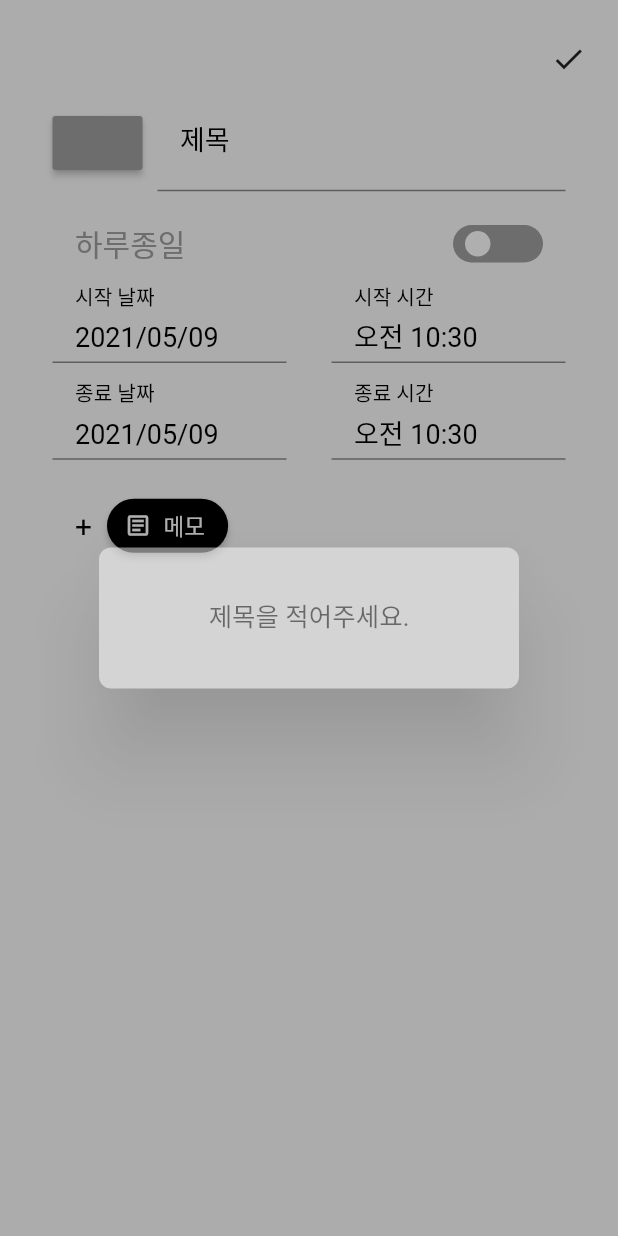
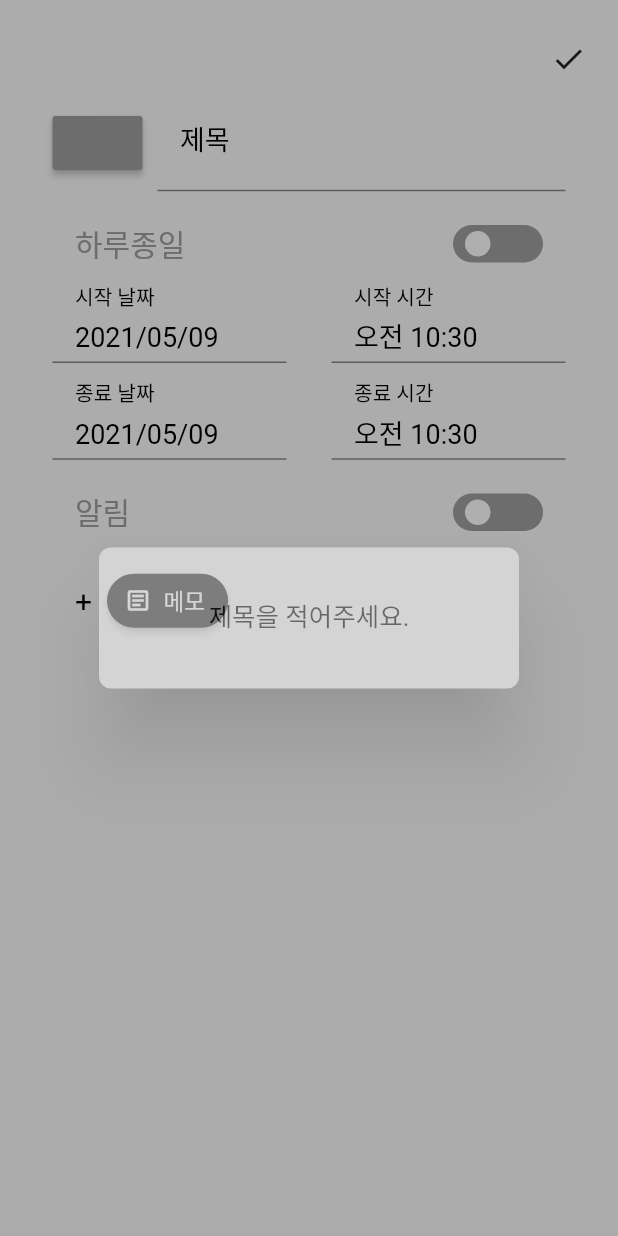
Before and after one commit to LuttSpace/AutoCalen, a Flutter app: the ScheduleInputModal widget shown alone on an empty page, opened directly with empty values, after a tap on the "check" icon, on a phone screen of 412 x 824 dp. Run offline on Flutter 3.47's test engine with Material 2 defaults, Android fonts, the phone set to English and light mode, and no system bars; drawn by our look-alikes of flutter_switch; our stand-ins replace cloud_firestore, firebase_auth, firebase_core, firebase_storage, flutter_datetime_picker, flutter_speed_dial and 6 more; missing offline and left inert: flex_color_picker, flutter_web_auth; accounts and stored records are empty.

Commit message:
Add Alarm info to Schedule data #64

```diff
--- a/lib/main.dart
+++ b/lib/main.dart
@@ -225,7 +225,7 @@ class _CalendarPageState extends State<CalendarPage> {
                 print('doc ' + doc.id);
 
                 schedules.add(new Schedule(doc.id, doc['title'], doc['start'].toDate(), doc['end'].toDate(),
-                    new Tag(doc['tag']['tid'],doc['tag']['name'], Color(int.parse(doc['tag']['color'].toString().substring(6, 16)))),doc['memo'], doc['isAllDay']));
+                    new Tag(doc['tag']['tid'],doc['tag']['name'], Color(int.parse(doc['tag']['color'].toString().substring(6, 16)))),doc['memo'], doc['isAllDay'],doc['needAlarm']));
               });
               return SafeArea(
                 child: SfCalendar(
--- a/lib/models/Schedule.dart
+++ b/lib/models/Schedule.dart
@@ -6,7 +6,7 @@ import 'package:syncfusion_flutter_calendar/calendar.dart';
 /// information about the event data which will be rendered in calendar.
 class Schedule {
   /// Creates a schedule class with required details.
-  Schedule(this.sid, this.title, this.start, this.end, this.tag, this.memo, this.isAllDay);
+  Schedule(this.sid, this.title, this.start, this.end, this.tag, this.memo, this.isAllDay, this.needAlarm);
 
   String sid;
   /// Event name which is equivalent to subject property of [Appointment].
@@ -27,6 +27,7 @@ class Schedule {
 
   /// IsAllDay which is equivalent to isAllDay property of [Appointment].
   bool isAllDay; // 하루종일 여부
+  bool needAlarm; // 알림 여부
 
   setTitle(String _title)=> title =_title;
   void setStart(DateTime s) {this.start=s;}
@@ -43,6 +44,7 @@ class Schedule {
       'tag': tag.toJson(),
       'memo': memo,
       'isAllDay': isAllDay,
+      'needAlarm':needAlarm,
     };
   }
 
--- a/lib/pages/TagCalendarPage.dart
+++ b/lib/pages/TagCalendarPage.dart
@@ -117,7 +117,7 @@ class _TagCalendarState extends State<TagCalendar> {
                 snapshot.data.docs.forEach((doc) {
                   print('doc ' + doc.id);
                   schedules.add(new Schedule(doc.id, doc['title'], doc['start'].toDate(), doc['end'].toDate(),
-                      new Tag('',doc['tag']['name'], Color(int.parse(doc['tag']['color'].toString().substring(6, 16)))),doc['memo'], doc['isAllDay'])); //''여기에 tid 넣어야함
+                      new Tag('',doc['tag']['name'], Color(int.parse(doc['tag']['color'].toString().substring(6, 16)))),doc['memo'], doc['isAllDay'],doc['needAlarm'])); //''여기에 tid 넣어야함
                 });
                 return SafeArea(
                   child: SfCalendar(
--- a/lib/widgets/ScheduleInputModal.dart
+++ b/lib/widgets/ScheduleInputModal.dart
@@ -123,7 +123,9 @@ class _ScheduleInputModalState extends State<ScheduleInputModal> {
   }
 
   bool isAllDay = false; // 하루종일 선택
+  bool needAlarm = false; // 하루종일 선택
   Color isAllDayTextColor = Colors.grey;
+  Color needAlarmTextColor = Colors.grey;
   bool isMemo = false; // 메모 옵션
 
   @override
@@ -207,10 +209,10 @@ class _ScheduleInputModalState extends State<ScheduleInputModal> {
       }
 
       if(widget._details!=null){
-        widget._details = new Schedule(widget._details.sid,titleController.text,startInput,endInput,_currentTag,memoInput,isAllDay);
+        widget._details = new Schedule(widget._details.sid,titleController.text,startInput,endInput,_currentTag,memoInput,isAllDay,needAlarm);
         uploadSchedule(true,widget._details);
       } else{
-        widget._details = new Schedule('',titleController.text,startInput,endInput,_currentTag,memoInput,isAllDay);
+        widget._details = new Schedule('',titleController.text,startInput,endInput,_currentTag,memoInput,isAllDay,needAlarm);
         uploadSchedule(false,widget._details);
       }
 
@@ -450,6 +452,29 @@ class _ScheduleInputModalState extends State<ScheduleInputModal> {
                           ),
                         ],
                       ),
+                      Container(
+                        padding: EdgeInsets.fromLTRB(15.0, 20.0, 15.0, 0.0),
+                        child: Row(
+                          mainAxisAlignment: MainAxisAlignment.spaceBetween,
+                          children: [
+                            Text('알림', style: TextStyle(fontSize: 20.0, color: needAlarmTextColor)),
+                            FlutterSwitch(
+                                width: 60.0,
+                                height: 25.0,
+                                value: needAlarm,
+                                activeColor: Colors.black,
+                                onToggle: (val){
+                                  setState((){
+                                    needAlarm = val;
+                                    print(needAlarm);
+                                    if(needAlarm) needAlarmTextColor = Colors.black87;
+                                    else needAlarmTextColor = Colors.grey;
+                                  });
+                                }
+                            ),
+                          ],
+                        ),
+                      ),
                       isMemo? TextFormField(
                         style: inputTextStyle,
                         controller: memoController,
```
